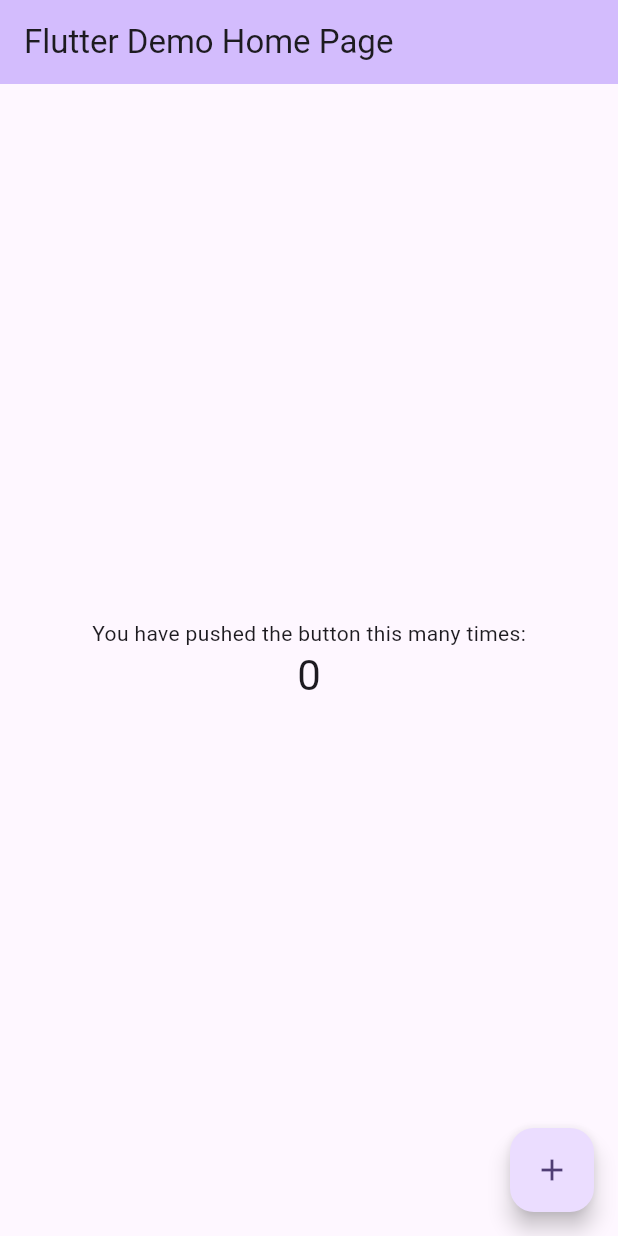
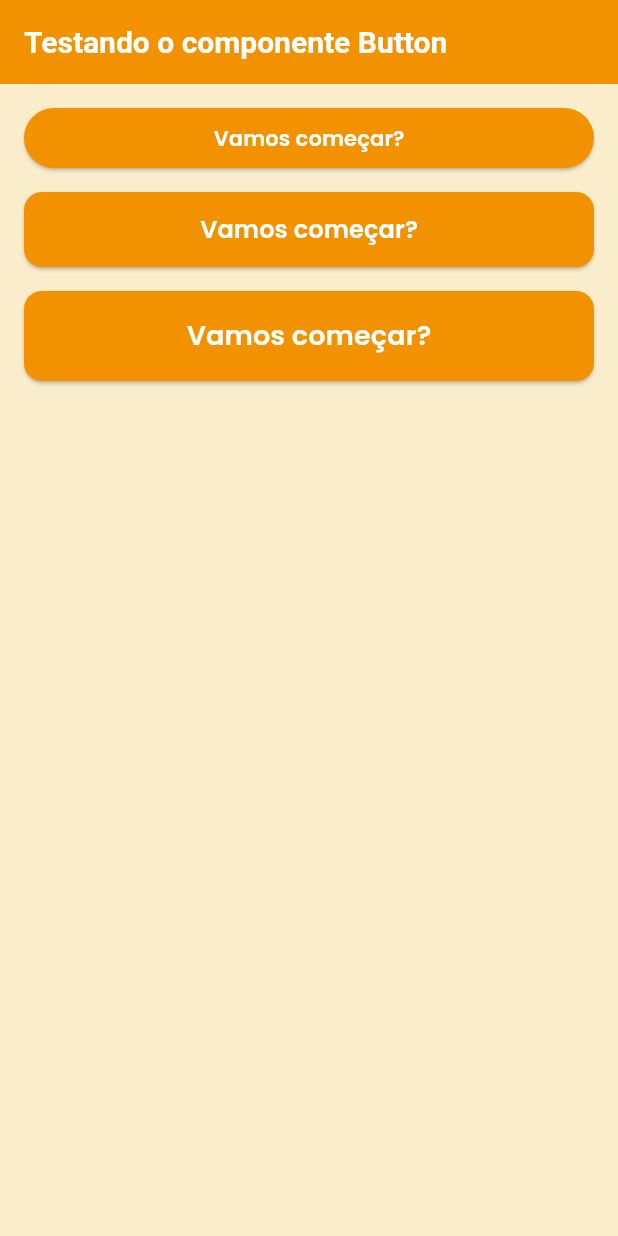
Before and after one commit to FatecFranca/DSM-P5-G07-2025-2, a Flutter app: the screen it shows after launch, on a phone screen of 412 x 824 dp. Run offline on Flutter 3.47's test engine with Material 3 defaults, Android fonts, the phone set to English and light mode, and no system bars; our stand-ins replace google_fonts.

Commit message:
adicionar componente Button

```diff
--- /dev/null
+++ b/mobile/lib/components/button.dart
@@ -0,0 +1,95 @@
+import 'package:flutter/material.dart';
+
+enum ButtonSize { small, medium, large }
+
+class Button extends StatelessWidget {
+  final String text;
+  final VoidCallback onPressed;
+  final IconData? icon;
+  final ButtonSize size;
+
+  const Button({
+    super.key,
+    required this.text,
+    required this.onPressed,
+    this.icon,
+    this.size = ButtonSize.medium,
+  });
+
+  double _getHeight() {
+    switch (size) {
+      case ButtonSize.small:
+        return 40;
+      case ButtonSize.medium:
+        return 50;
+      case ButtonSize.large:
+        return 60;
+    }
+  }
+
+  double _getFontSize() {
+    switch (size) {
+      case ButtonSize.small:
+        return 14;
+      case ButtonSize.medium:
+        return 16;
+      case ButtonSize.large:
+        return 18;
+    }
+  }
+
+  EdgeInsets _getPadding() {
+    switch (size) {
+      case ButtonSize.small:
+        return const EdgeInsets.symmetric(horizontal: 18, vertical: 2);
+      case ButtonSize.medium:
+        return const EdgeInsets.symmetric(horizontal: 20, vertical: 12);
+      case ButtonSize.large:
+        return const EdgeInsets.symmetric(horizontal: 24, vertical: 16);
+    }
+  }
+
+  @override
+  Widget build(BuildContext context) {
+    final colorScheme = Theme.of(context).colorScheme;
+
+    return SizedBox(
+      height: _getHeight(),
+      width: size == ButtonSize.small ? null : double.infinity,
+      child: ElevatedButton(
+        onPressed: onPressed,
+        style: ElevatedButton.styleFrom(
+          backgroundColor: colorScheme.primary,
+          shape: RoundedRectangleBorder(
+            borderRadius: size == ButtonSize.small
+                ? BorderRadius.circular(200)
+                : BorderRadius.circular(12),
+          ),
+          padding: _getPadding(),
+          minimumSize: size == ButtonSize.small ? Size.zero : null,
+          tapTargetSize: size == ButtonSize.small
+              ? MaterialTapTargetSize.shrinkWrap
+              : null,
+        ),
+        child: Row(
+          mainAxisAlignment: MainAxisAlignment.center,
+          mainAxisSize: MainAxisSize.max,
+          children: [
+            if (icon != null) ...[
+              Icon(icon, size: _getFontSize() + 2, color: Colors.white),
+              const SizedBox(width: 10),
+            ],
+            Text(
+              text,
+              style: TextStyle(
+                color: Colors.white,
+                fontSize: _getFontSize(),
+                fontWeight: FontWeight.w600,
+              ),
+            ),
+          ],
+        ),
+      ),
+    );
+  }
+}
--- a/mobile/lib/main.dart
+++ b/mobile/lib/main.dart
@@ -1,4 +1,6 @@
 import 'package:flutter/material.dart';
+import 'package:PetDex/theme/app_theme.dart';
+import 'package:PetDex/components/button.dart';
 
 void main() {
   runApp(const MyApp());
@@ -7,116 +9,48 @@ void main() {
 class MyApp extends StatelessWidget {
   const MyApp({super.key});
 
-  // This widget is the root of your application.
   @override
   Widget build(BuildContext context) {
     return MaterialApp(
-      title: 'Flutter Demo',
-      theme: ThemeData(
-        // This is the theme of your application.
-        //
-        // TRY THIS: Try running your application with "flutter run". You'll see
-        // the application has a purple toolbar. Then, without quitting the app,
-        // try changing the seedColor in the colorScheme below to Colors.green
-        // and then invoke "hot reload" (save your changes or press the "hot
-        // reload" button in a Flutter-supported IDE, or press "r" if you used
-        // the command line to start the app).
-        //
-        // Notice that the counter didn't reset back to zero; the application
-        // state is not lost during the reload. To reset the state, use hot
-        // restart instead.
-        //
-        // This works for code too, not just values: Most code changes can be
-        // tested with just a hot reload.
-        colorScheme: ColorScheme.fromSeed(seedColor: Colors.deepPurple),
-      ),
-      home: const MyHomePage(title: 'Flutter Demo Home Page'),
+      title: 'PetDex',
+      theme: AppTheme.lightTheme,
+      home: const ButtonDemoPage(),
     );
   }
 }
 
-class MyHomePage extends StatefulWidget {
-  const MyHomePage({super.key, required this.title});
-
-  // This widget is the home page of your application. It is stateful, meaning
-  // that it has a State object (defined below) that contains fields that affect
-  // how it looks.
-
-  // This class is the configuration for the state. It holds the values (in this
-  // case the title) provided by the parent (in this case the App widget) and
-  // used by the build method of the State. Fields in a Widget subclass are
-  // always marked "final".
-
-  final String title;
-
-  @override
-  State<MyHomePage> createState() => _MyHomePageState();
-}
-
-class _MyHomePageState extends State<MyHomePage> {
-  int _counter = 0;
-
-  void _incrementCounter() {
-    setState(() {
-      // This call to setState tells the Flutter framework that something has
-      // changed in this State, which causes it to rerun the build method below
-      // so that the display can reflect the updated values. If we changed
-      // _counter without calling setState(), then the build method would not be
-      // called again, and so nothing would appear to happen.
-      _counter++;
-    });
-  }
+class ButtonDemoPage extends StatelessWidget {
+  const ButtonDemoPage({super.key});
 
   @override
   Widget build(BuildContext context) {
-    // This method is rerun every time setState is called, for instance as done
-    // by the _incrementCounter method above.
-    //
-    // The Flutter framework has been optimized to make rerunning build methods
-    // fast, so that you can just rebuild anything that needs updating rather
-    // than having to individually change instances of widgets.
     return Scaffold(
-      appBar: AppBar(
-        // TRY THIS: Try changing the color here to a specific color (to
-        // Colors.amber, perhaps?) and trigger a hot reload to see the AppBar
-        // change color while the other colors stay the same.
-        backgroundColor: Theme.of(context).colorScheme.inversePrimary,
-        // Here we take the value from the MyHomePage object that was created by
-        // the App.build method, and use it to set our appbar title.
-        title: Text(widget.title),
-      ),
-      body: Center(
-        // Center is a layout widget. It takes a single child and positions it
-        // in the middle of the parent.
+      appBar: AppBar(title: const Text("Testando o componente Button")),
+      body: Padding(
+        padding: const EdgeInsets.all(16.0),
         child: Column(
-          // Column is also a layout widget. It takes a list of children and
-          // arranges them vertically. By default, it sizes itself to fit its
-          // children horizontally, and tries to be as tall as its parent.
-          //
-          // Column has various properties to control how it sizes itself and
-          // how it positions its children. Here we use mainAxisAlignment to
-          // center the children vertically; the main axis here is the vertical
-          // axis because Columns are vertical (the cross axis would be
-          // horizontal).
-          //
-          // TRY THIS: Invoke "debug painting" (choose the "Toggle Debug Paint"
-          // action in the IDE, or press "p" in the console), to see the
-          // wireframe for each widget.
-          mainAxisAlignment: MainAxisAlignment.center,
-          children: <Widget>[
-            const Text('You have pushed the button this many times:'),
-            Text(
-              '$_counter',
-              style: Theme.of(context).textTheme.headlineMedium,
+          crossAxisAlignment: CrossAxisAlignment.stretch,
+          children: [
+            Button(
+              text: "Vamos começar?",
+              size: ButtonSize.small,
+              onPressed: () => debugPrint("Clicou no pequeno"),
+            ),
+            const SizedBox(height: 16),
+            Button(
+              text: "Vamos começar?",
+              size: ButtonSize.medium,
+              onPressed: () => debugPrint("Clicou no médio"),
+            ),
+            const SizedBox(height: 16),
+            Button(
+              text: "Vamos começar?",
+              size: ButtonSize.large,
+              onPressed: () => debugPrint("Clicou no grande"),
             ),
           ],
         ),
       ),
-      floatingActionButton: FloatingActionButton(
-        onPressed: _incrementCounter,
-        tooltip: 'Increment',
-        child: const Icon(Icons.add),
-      ), // This trailing comma makes auto-formatting nicer for build methods.
     );
   }
 }
--- a/mobile/lib/theme/app_theme.dart
+++ b/mobile/lib/theme/app_theme.dart
@@ -0,0 +1,22 @@
+import 'package:flutter/material.dart';
+import 'package:google_fonts/google_fonts.dart';
+
+class AppTheme {
+  static ThemeData lightTheme = ThemeData(
+    textTheme: GoogleFonts.poppinsTextTheme(Typography.blackCupertino),
+    scaffoldBackgroundColor: const Color(0xFFFAEDCB),
+    colorScheme: ColorScheme.fromSeed(
+      seedColor: const Color(0xFFFAEDCB),
+    ).copyWith(
+      primary: const Color(0xFFF39200),
+    ),
+    appBarTheme: const AppBarTheme(
+      backgroundColor: Color(0xFFF39200),
+      titleTextStyle: TextStyle(
+        color: Colors.white,
+        fontSize: 20,
+        fontWeight: FontWeight.bold,
+      ),
+    ),
+  );
+}
--- a/mobile/pubspec.yaml
+++ b/mobile/pubspec.yaml
@@ -1,4 +1,4 @@
-name: mobile
+name: PetDex
 description: "A new Flutter project."
 # The following line prevents the package from being accidentally published to
 # pub.dev using `flutter pub publish`. This is preferred for private packages.
@@ -34,6 +34,7 @@ dependencies:
   # The following adds the Cupertino Icons font to your application.
   # Use with the CupertinoIcons class for iOS style icons.
   cupertino_icons: ^1.0.8
+  google_fonts: ^6.2.1
 
 dev_dependencies:
   flutter_test:
```
Also changed, not shown: mobile/pubspec.lock, 1 other file.
